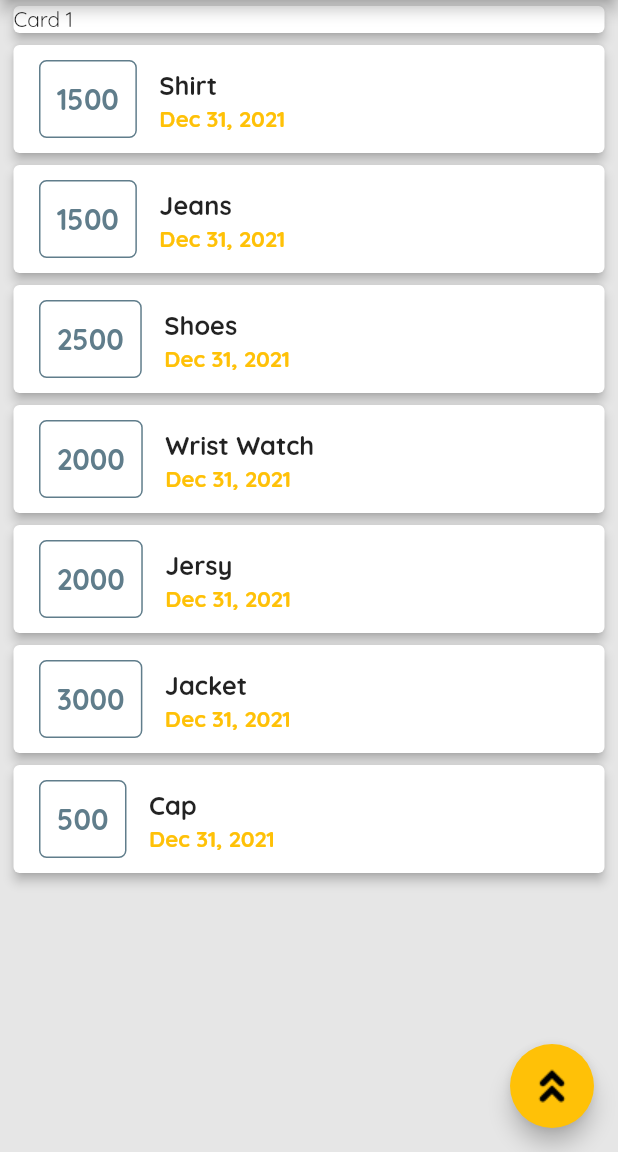
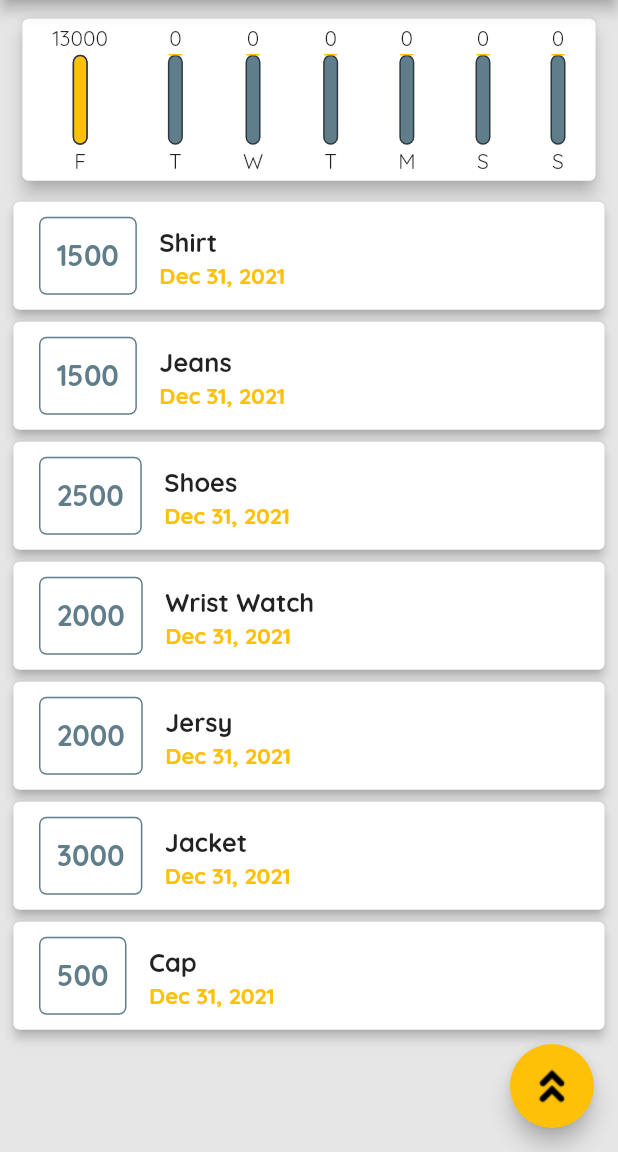
Before and after one commit to shahrazeahmad07/expense_planner, a Flutter app: the screen it shows after launch, on a phone screen of 412 x 824 dp, the part 84-1236 px from its top. Run offline on Flutter 3.47's test engine with Material 2 defaults, Android fonts, the phone set to English and light mode, and no system bars.

Commit message:
Charts added. and now styling Charts.

```diff
--- a/lib/main.dart
+++ b/lib/main.dart
@@ -3,6 +3,7 @@ import 'package:flutter/material.dart';
 import './widgets/new_transaction.dart';
 import './models/transactions.dart';
 import './widgets/transaction_list.dart';
+import './widgets/chart.dart';
 
 //! main method
 void main() {
@@ -57,6 +58,18 @@ class _MyHomePageState extends State<MyHomePage> {
     Transactions(id: "t7", title: "Cap", amount: 500, date: DateTime.now()),
   ];
 
+  List<Transactions> get _recentTransactions {
+    return _userTransactions.where((element) {
+      return element.date.isAfter(
+        DateTime.now().subtract(
+          const Duration(
+            days: 7,
+          ),
+        ),
+      );
+    }).toList();
+  }
+
   void _addNewTransaction(String title, double amount) {
     final tx = Transactions(
       id: DateTime.now().toString(),
@@ -108,10 +121,7 @@ class _MyHomePageState extends State<MyHomePage> {
             crossAxisAlignment: CrossAxisAlignment.stretch,
             children: [
               //! Weeks
-              const Card(
-                child: Text("Card 1"),
-                elevation: 3,
-              ),
+              Chart(_recentTransactions),
               //! All Transactions:
               TransactionList(_userTransactions),
             ],
--- a/lib/widgets/chart.dart
+++ b/lib/widgets/chart.dart
@@ -1,25 +1,64 @@
 import 'package:flutter/material.dart';
+import 'package:intl/intl.dart';
 
+import '../widgets/chartbars.dart';
 import '../models/transactions.dart';
 
 class Chart extends StatelessWidget {
   final List<Transactions> recentTransactions;
 
+  Chart(this.recentTransactions);
+
   List<Map<String, Object>> get groupedTransactionValues {
     return List.generate(7, (index) {
-      return {'Day': 'M', 'Amount': 99};
+      final weekday = DateTime.now().subtract(Duration(days: index));
+
+      double totalSum = 0;
+
+      for (var i = 0; i < recentTransactions.length; i++) {
+        if (recentTransactions[i].date.day == weekday.day &&
+            recentTransactions[i].date.year == weekday.year &&
+            recentTransactions[i].date.month == weekday.month) {
+          totalSum += recentTransactions[i].amount;
+        }
+      }
+
+      return {
+        'Day': DateFormat.E().format(weekday).substring(0, 1),
+        'Amount': totalSum
+      };
     });
   }
 
-  Chart(this.recentTransactions);
+  double get totalSpendingOfAllWeek {
+    return groupedTransactionValues.fold(
+      0.0,
+      (previousValue, element) {
+        return previousValue + (element['Amount'] as double);
+      },
+    );
+  }
 
   @override
   Widget build(BuildContext context) {
     return Card(
       elevation: 5,
-      margin: EdgeInsets.all(20),
+      margin: const EdgeInsets.fromLTRB(10, 12.5, 10, 10),
       child: Row(
-        children: [],
+        mainAxisAlignment: MainAxisAlignment.spaceAround,
+        children: [
+          ...groupedTransactionValues.map((e) {
+            //! bars
+            return Flexible(
+              child: ChartBars(
+                  (e['Day'] as String),
+                  (e['Amount'] as double),
+                  totalSpendingOfAllWeek == 0
+                      ? 0
+                      : (e['Amount'] as double) / totalSpendingOfAllWeek),
+            );
+          }).toList(),
+        ],
       ),
     );
   }
--- /dev/null
+++ b/lib/widgets/chartbars.dart
@@ -0,0 +1,69 @@
+import 'package:flutter/material.dart';
+
+class ChartBars extends StatelessWidget {
+  final String weekday;
+  final double spendingAmount;
+  final double spendingPctOfTotal;
+
+  ChartBars(this.weekday, this.spendingAmount, this.spendingPctOfTotal);
+
+  @override
+  Widget build(BuildContext context) {
+    return Column(
+      children: [
+        const SizedBox(
+          height: 4,
+        ),
+        //! Price Text.
+        Text(
+          spendingAmount.toStringAsFixed(0),
+        ),
+        const SizedBox(
+          height: 2,
+        ),
+        //! Bars
+        Container(
+          height: 60,
+          width: 10,
+          child: Stack(
+            children: [
+              Container(
+                decoration: BoxDecoration(
+                  border: Border.all(
+                    // color: Theme.of(context).primaryColor,
+                    color: const Color(0xFF2d3940),
+                    width: 1,
+                  ),
+                  borderRadius: BorderRadius.circular(10),
+                  color: Theme.of(context).primaryColor,
+                ),
+              ),
+              FractionallySizedBox(
+                heightFactor: spendingPctOfTotal,
+                child: Container(
+                  decoration: BoxDecoration(
+                    color: Theme.of(context).accentColor,
+                    border: Border.all(
+                      color: const Color(0xFF2d3940),
+                    ),
+                    borderRadius: BorderRadius.circular(10),
+                  ),
+                ),
+              ),
+            ],
+          ),
+        ),
+        const SizedBox(
+          height: 2,
+        ),
+        //! Weekday label
+        Text(
+          weekday,
+        ),
+        const SizedBox(
+          height: 4,
+        ),
+      ],
+    );
+  }
+}
```
